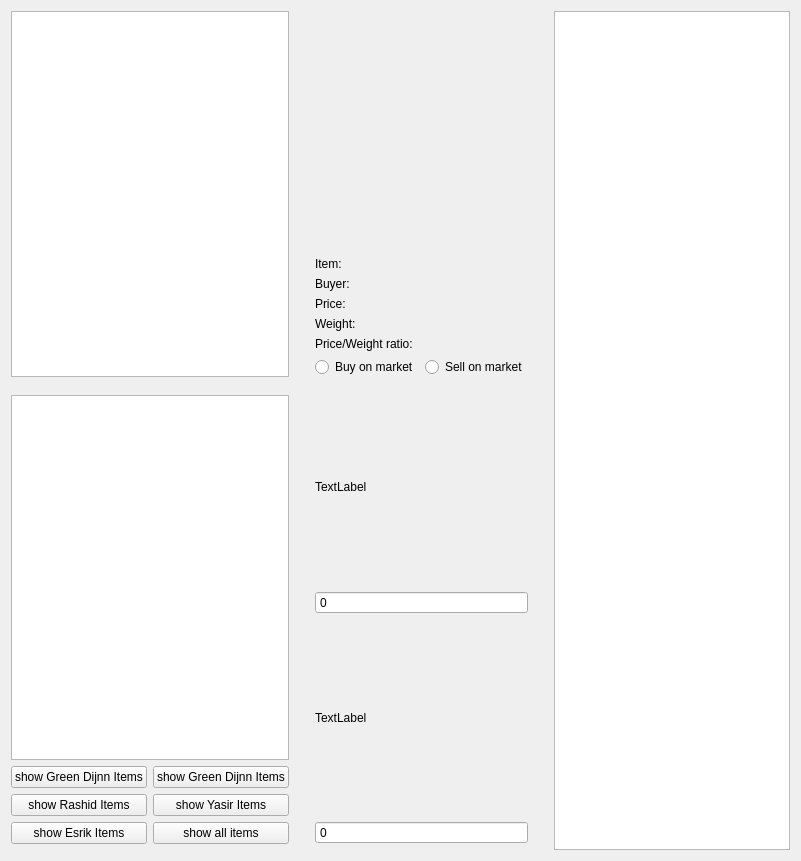
Above: sources/Market.ui from Groundy/CrackerJack before the change. Below: the same form after it.
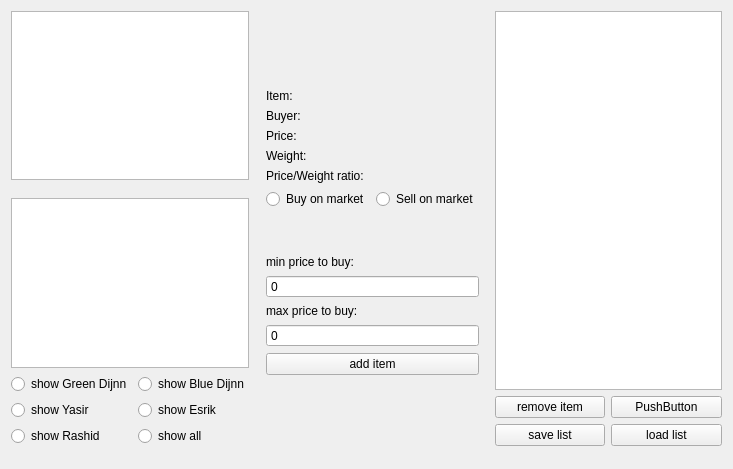
That is the form after the change.

Commit message: clean - up, dodanie początku funkcji zapełniania list klasy Market

```diff
--- a/sources/Market.ui
+++ b/sources/Market.ui
@@ -6,8 +6,8 @@
    <rect>
     <x>0</x>
     <y>0</y>
-    <width>801</width>
-    <height>861</height>
+    <width>733</width>
+    <height>469</height>
    </rect>
   </property>
   <property name="windowTitle">
@@ -18,31 +18,28 @@
     <layout class="QGridLayout" name="gridLayout">
      <item row="0" column="0">
       <layout class="QGridLayout" name="gridLayout_3">
-       <item row="5" column="1">
-        <widget class="QPushButton" name="pushButton_2">
-         <property name="text">
-          <string>show Green Dijnn Items</string>
-         </property>
-        </widget>
-       </item>
-       <item row="4" column="0" colspan="2">
-        <widget class="QListWidget" name="itemList"/>
-       </item>
-       <item row="6" column="0">
-        <widget class="QPushButton" name="pushButton_3">
-         <property name="text">
-          <string>show Rashid Items</string>
-         </property>
-        </widget>
-       </item>
        <item row="6" column="1">
-        <widget class="QPushButton" name="pushButton_4">
+        <widget class="QRadioButton" name="showItemsButton_Esrik">
          <property name="text">
-          <string>show Yasir Items</string>
+          <string>show Esrik</string>
          </property>
         </widget>
        </item>
-       <item row="1" column="2" rowspan="8">
+       <item row="7" column="1">
+        <widget class="QRadioButton" name="showItemsButton_All">
+         <property name="text">
+          <string>show all</string>
+         </property>
+        </widget>
+       </item>
+       <item row="6" column="0">
+        <widget class="QRadioButton" name="showItemsButton_Yasir">
+         <property name="text">
+          <string>show Yasir</string>
+         </property>
+        </widget>
+       </item>
+       <item row="1" column="2" rowspan="9">
         <spacer name="horizontalSpacer">
          <property name="orientation">
           <enum>Qt::Horizontal</enum>
@@ -55,128 +52,234 @@
          </property>
         </spacer>
        </item>
-       <item row="5" column="0">
-        <widget class="QPushButton" name="pushButton">
-         <property name="text">
-          <string>show Green Dijnn Items</string>
-         </property>
-        </widget>
-       </item>
-       <item row="1" column="3">
-        <layout class="QGridLayout" name="gridLayout_4">
-         <item row="4" column="1">
-          <widget class="QRadioButton" name="radioButton_2">
+       <item row="1" column="3" rowspan="8">
+        <layout class="QGridLayout" name="gridLayout_5">
+         <item row="2" column="0" colspan="2">
+          <widget class="QLabel" name="buyerInfoLabel">
+           <property name="maximumSize">
+            <size>
+             <width>16777215</width>
+             <height>25</height>
+            </size>
+           </property>
+           <property name="text">
+            <string>Buyer: </string>
+           </property>
+          </widget>
+         </item>
+         <item row="3" column="0" colspan="2">
+          <widget class="QLabel" name="priceInfoLabel">
+           <property name="maximumSize">
+            <size>
+             <width>16777215</width>
+             <height>25</height>
+            </size>
+           </property>
+           <property name="text">
+            <string>Price:</string>
+           </property>
+          </widget>
+         </item>
+         <item row="5" column="0" colspan="2">
+          <widget class="QLabel" name="priceWeightRatioLabel">
+           <property name="text">
+            <string>Price/Weight ratio:</string>
+           </property>
+          </widget>
+         </item>
+         <item row="6" column="1">
+          <widget class="QRadioButton" name="sellOptionButton">
            <property name="text">
             <string>Sell on market</string>
            </property>
           </widget>
          </item>
-         <item row="4" column="0">
-          <widget class="QRadioButton" name="radioButton">
+         <item row="9" column="0" colspan="2">
+          <widget class="QLabel" name="minPriceLabel">
+           <property name="maximumSize">
+            <size>
+             <width>16777215</width>
+             <height>25</height>
+            </size>
+           </property>
+           <property name="text">
+            <string>min price to buy:</string>
+           </property>
+          </widget>
+         </item>
+         <item row="11" column="0" colspan="2">
+          <widget class="QLabel" name="maxPriceLabel">
+           <property name="maximumSize">
+            <size>
+             <width>16777215</width>
+             <height>25</height>
+            </size>
+           </property>
+           <property name="text">
+            <string>max price to buy:</string>
+           </property>
+          </widget>
+         </item>
+         <item row="7" column="0" rowspan="2" colspan="2">
+          <spacer name="verticalSpacer_2">
+           <property name="orientation">
+            <enum>Qt::Vertical</enum>
+           </property>
+           <property name="sizeHint" stdset="0">
+            <size>
+             <width>20</width>
+             <height>40</height>
+            </size>
+           </property>
+          </spacer>
+         </item>
+         <item row="12" column="0" colspan="2">
+          <widget class="QSpinBox" name="maxPriceValue">
+           <property name="maximumSize">
+            <size>
+             <width>16777215</width>
+             <height>25</height>
+            </size>
+           </property>
+           <property name="buttonSymbols">
+            <enum>QAbstractSpinBox::NoButtons</enum>
+           </property>
+          </widget>
+         </item>
+         <item row="4" column="0" colspan="2">
+          <widget class="QLabel" name="weightInfoLabel">
+           <property name="maximumSize">
+            <size>
+             <width>16777215</width>
+             <height>25</height>
+            </size>
+           </property>
+           <property name="text">
+            <string>Weight:</string>
+           </property>
+          </widget>
+         </item>
+         <item row="14" column="0" colspan="2">
+          <spacer name="verticalSpacer_3">
+           <property name="orientation">
+            <enum>Qt::Vertical</enum>
+           </property>
+           <property name="sizeHint" stdset="0">
+            <size>
+             <width>20</width>
+             <height>40</height>
+            </size>
+           </property>
+          </spacer>
+         </item>
+         <item row="1" column="0" colspan="2">
+          <widget class="QLabel" name="itemNameInfoLabel">
+           <property name="maximumSize">
+            <size>
+             <width>16777215</width>
+             <height>25</height>
+            </size>
+           </property>
+           <property name="text">
+            <string>Item: </string>
+           </property>
+          </widget>
+         </item>
+         <item row="6" column="0">
+          <widget class="QRadioButton" name="buyOptionButton">
            <property name="text">
             <string>Buy on market</string>
            </property>
           </widget>
          </item>
-         <item row="3" column="0" colspan="2">
-          <layout class="QVBoxLayout" name="verticalLayout">
-           <item>
-            <spacer name="verticalSpacer_2">
-             <property name="orientation">
-              <enum>Qt::Vertical</enum>
-             </property>
-             <property name="sizeHint" stdset="0">
-              <size>
-               <width>20</width>
-               <height>40</height>
-              </size>
-             </property>
-            </spacer>
-           </item>
-           <item>
-            <widget class="QLabel" name="itemNameLabel">
-             <property name="maximumSize">
-              <size>
-               <width>16777215</width>
-               <height>25</height>
-              </size>
-             </property>
-             <property name="text">
-              <string>Item: </string>
-             </property>
-            </widget>
-           </item>
-           <item>
-            <widget class="QLabel" name="buyerLabel">
-             <property name="maximumSize">
-              <size>
-               <width>16777215</width>
-               <height>25</height>
-              </size>
-             </property>
-             <property name="text">
-              <string>Buyer: </string>
-             </property>
-            </widget>
-           </item>
-           <item>
-            <widget class="QLabel" name="priceLabel">
-             <property name="maximumSize">
-              <size>
-               <width>16777215</width>
-               <height>25</height>
-              </size>
-             </property>
-             <property name="text">
-              <string>Price:</string>
-             </property>
-            </widget>
-           </item>
-           <item>
-            <widget class="QLabel" name="weightLabel">
-             <property name="maximumSize">
-              <size>
-               <width>16777215</width>
-               <height>25</height>
-              </size>
-             </property>
-             <property name="text">
-              <string>Weight:</string>
-             </property>
-            </widget>
-           </item>
-           <item>
-            <widget class="QLabel" name="priceWeightRatioLabel">
-             <property name="text">
-              <string>Price/Weight ratio:</string>
-             </property>
-            </widget>
-           </item>
-          </layout>
+         <item row="0" column="0" colspan="2">
+          <spacer name="verticalSpacer">
+           <property name="orientation">
+            <enum>Qt::Vertical</enum>
+           </property>
+           <property name="sizeHint" stdset="0">
+            <size>
+             <width>20</width>
+             <height>40</height>
+            </size>
+           </property>
+          </spacer>
          </item>
+         <item row="10" column="0" colspan="2">
+          <widget class="QSpinBox" name="minPriceValue">
+           <property name="maximumSize">
+            <size>
+             <width>16777215</width>
+             <height>25</height>
+            </size>
+           </property>
+           <property name="buttonSymbols">
+            <enum>QAbstractSpinBox::NoButtons</enum>
+           </property>
+          </widget>
+         </item>
+         <item row="13" column="0" colspan="2">
+          <widget class="QPushButton" name="addItemButton">
+           <property name="text">
+            <string>add item</string>
+           </property>
+          </widget>
+         </item>
         </layout>
        </item>
-       <item row="7" column="1">
-        <widget class="QPushButton" name="pushButton_5">
+       <item row="5" column="1">
+        <widget class="QRadioButton" name="showItemsButton_Blue">
          <property name="text">
-          <string>show all items</string>
+          <string>show Blue Dijnn</string>
          </property>
         </widget>
        </item>
+       <item row="7" column="0">
+        <widget class="QRadioButton" name="showItemsButton_Rashid">
+         <property name="text">
+          <string>show Rashid</string>
+         </property>
+        </widget>
+       </item>
+       <item row="1" column="5" rowspan="7">
+        <layout class="QGridLayout" name="gridLayout_4">
+         <item row="1" column="0">
+          <widget class="QPushButton" name="pushButton">
+           <property name="text">
+            <string>remove item</string>
+           </property>
+          </widget>
+         </item>
+         <item row="2" column="0">
+          <widget class="QPushButton" name="pushButton_3">
+           <property name="text">
+            <string>save list</string>
+           </property>
+          </widget>
+         </item>
+         <item row="1" column="1">
+          <widget class="QPushButton" name="pushButton_2">
+           <property name="text">
+            <string>PushButton</string>
+           </property>
+          </widget>
+         </item>
+         <item row="0" column="0" colspan="2">
+          <widget class="QListWidget" name="listWidget"/>
+         </item>
+         <item row="2" column="1">
+          <widget class="QPushButton" name="pushButton_4">
+           <property name="text">
+            <string>load list</string>
+           </property>
+          </widget>
+         </item>
+        </layout>
+       </item>
        <item row="1" column="0" colspan="2">
         <widget class="QListWidget" name="categoriesWindow"/>
        </item>
-       <item row="1" column="5" rowspan="8">
-        <widget class="QListWidget" name="listWidget"/>
-       </item>
-       <item row="7" column="0">
-        <widget class="QPushButton" name="pushButton_6">
-         <property name="text">
-          <string>show Esrik Items</string>
-         </property>
-        </widget>
-       </item>
-       <item row="1" column="4" rowspan="8">
+       <item row="1" column="4" rowspan="9">
         <spacer name="horizontalSpacer_2">
          <property name="orientation">
           <enum>Qt::Horizontal</enum>
@@ -189,37 +292,15 @@
          </property>
         </spacer>
        </item>
-       <item row="3" column="3" rowspan="5">
-        <layout class="QVBoxLayout" name="verticalLayout_2">
-         <item>
-          <widget class="QLabel" name="label">
-           <property name="text">
-            <string>TextLabel</string>
-           </property>
-          </widget>
-         </item>
-         <item>
-          <widget class="QSpinBox" name="spinBox">
-           <property name="buttonSymbols">
-            <enum>QAbstractSpinBox::NoButtons</enum>
-           </property>
-          </widget>
-         </item>
-         <item>
-          <widget class="QLabel" name="label_2">
-           <property name="text">
-            <string>TextLabel</string>
-           </property>
-          </widget>
-         </item>
-         <item>
-          <widget class="QSpinBox" name="spinBox_2">
-           <property name="buttonSymbols">
-            <enum>QAbstractSpinBox::NoButtons</enum>
-           </property>
-          </widget>
-         </item>
-        </layout>
+       <item row="5" column="0">
+        <widget class="QRadioButton" name="showItemsButton_Green">
+         <property name="text">
+          <string>show Green Dijnn</string>
+         </property>
+        </widget>
+       </item>
+       <item row="4" column="0" colspan="2">
+        <widget class="QListWidget" name="itemList"/>
        </item>
       </layout>
      </item>
```
The commit also changes 8 other files.
